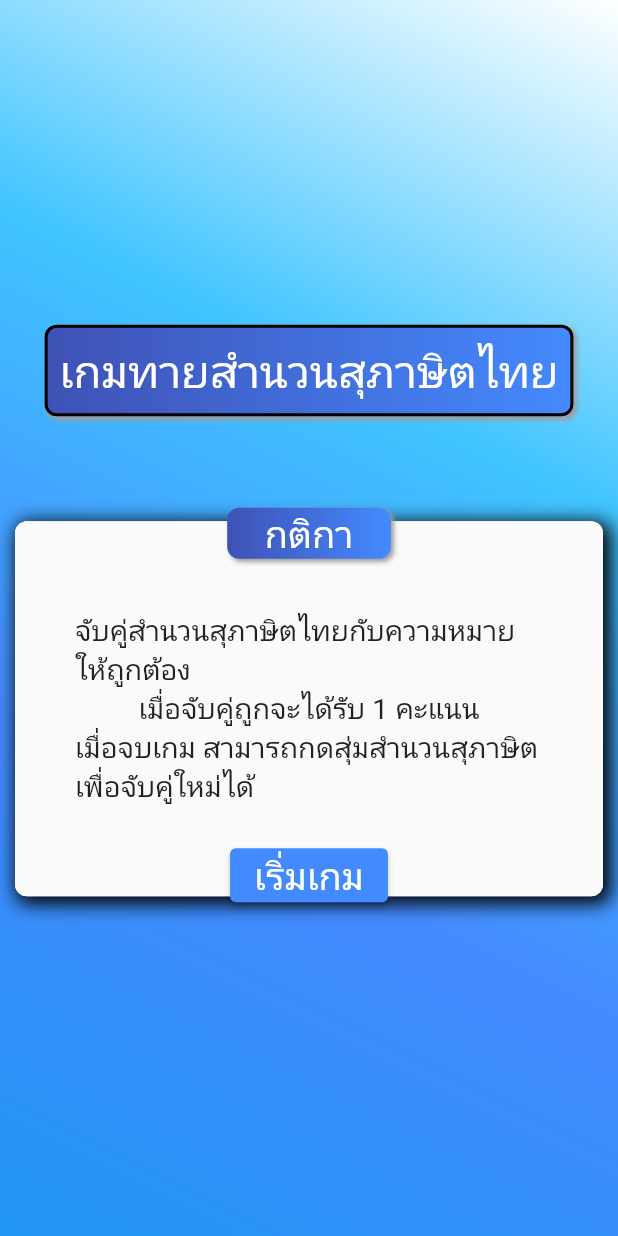
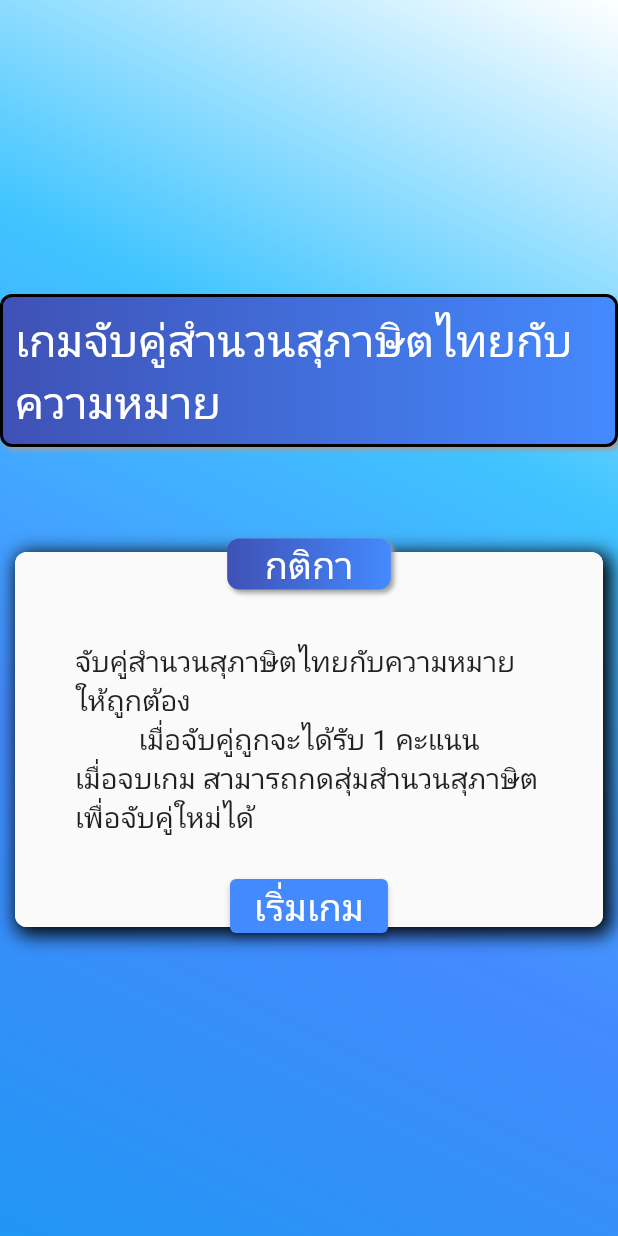
Before and after one commit to ChayanitNoiphan/games, a Flutter app: the screen it shows after launch, on a phone screen of 412 x 824 dp. Run offline on Flutter 3.47's test engine with Material 2 defaults, Android fonts, the phone set to English and light mode, and no system bars; our stand-ins replace google_fonts; Roboto replaces fonts that are missing (Prompt).

Commit message:
update match new

```diff
--- a/lib/pages/gamepage.dart
+++ b/lib/pages/gamepage.dart
@@ -172,6 +172,7 @@ class _gamepageState extends State<gamepage> {
     return const Padding(
       padding: EdgeInsets.all(20.0),
       child: SizedBox(
+        width: 200,
         height: 60,
       ),
     );
@@ -214,6 +215,7 @@ class _gamepageState extends State<gamepage> {
     return const Padding(
       padding: EdgeInsets.all(20.0),
       child: SizedBox(
+        width: 200,
         height: 60,
       ),
     );
--- a/lib/pages/homepage.dart
+++ b/lib/pages/homepage.dart
@@ -49,7 +49,7 @@ class _HomepageState extends State<Homepage> {
                 child: Padding(
                   padding: const EdgeInsets.all(8.0),
                   child: Text(
-                    'เกมทายสำนวนสุภาษิตไทย',
+                    'เกมจับคู่สำนวนสุภาษิตไทยกับความหมาย',
                     style: GoogleFonts.prompt(
                       fontSize: 30,
                       color: Colors.white,
```
